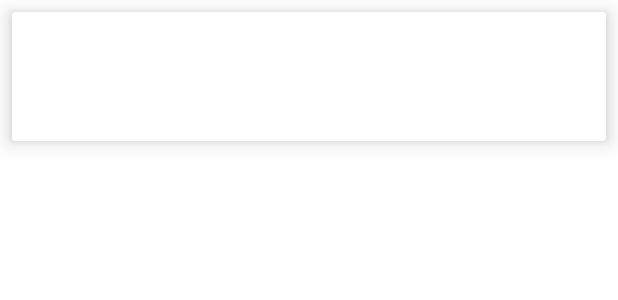
After one commit to Seydus/AutoVista, an Android app: the layout car_item.xml on its own in the app's theme, with its tools: preview values and no code run, on a phone screen of 412 x 824 dp. The commit adds this screen. Shown: the top 300 px of the screen. Run offline under Robolectric (Android 15) with nearby library versions, the phone set to English and light mode, and no system bars.

Commit message:
RecyclerView

```diff
--- a/app/src/main/java/Entity/Entity.java
+++ /dev/null
@@ -1,6 +0,0 @@
-package Entity;
-
-public interface Entity {
-    void setId(int id);
-    int getId();
-}
--- a/app/src/main/java/com/example/autovista/models/car/Car.java
+++ b/app/src/main/java/com/example/autovista/models/car/Car.java
@@ -1,6 +1,7 @@
 package com.example.autovista.models.car;
 
-import Entity.Entity;
+
+import com.example.autovista.models.Entity;
 
 public abstract class Car implements Entity {
     CarInfo info;
--- a/app/src/main/java/com/example/autovista/models/transaction/Transaction.java
+++ b/app/src/main/java/com/example/autovista/models/transaction/Transaction.java
@@ -1,6 +1,6 @@
 package com.example.autovista.models.transaction;
 
-import Entity.Entity;
+import com.example.autovista.models.Entity;
 
 public abstract class Transaction implements Entity {
     TransactionInfo info;
--- a/app/src/main/java/com/example/autovista/models/transaction/TransactionInfo.java
+++ b/app/src/main/java/com/example/autovista/models/transaction/TransactionInfo.java
@@ -1,6 +1,7 @@
 package com.example.autovista.models.transaction;
 
-import Entity.Entity;
+
+import com.example.autovista.models.Entity;
 
 public class TransactionInfo implements Entity {
     //attributes
--- a/app/src/main/java/com/example/autovista/models/user/User.java
+++ b/app/src/main/java/com/example/autovista/models/user/User.java
@@ -1,8 +1,8 @@
 package com.example.autovista.models.user;
 
-import Entity.Entity;
+import com.example.autovista.models.Entity;
 
-public class User implements Entity{
+public class User implements Entity {
     //attributes
     public enum USERTYPE {
         userRegular, userAdmin
--- /dev/null
+++ b/app/src/main/res/layout/car_item.xml
@@ -0,0 +1,25 @@
+<?xml version="1.0" encoding="utf-8"?>
+<androidx.cardview.widget.CardView android:id="@+id/main_container"
+    xmlns:android="http://schemas.android.com/apk/res/android"
+    android:layout_width="match_parent"
+    android:layout_height="wrap_content"
+    app:cardElevation="8dp"
+    android:layout_margin="8dp"
+    xmlns:app="http://schemas.android.com/apk/res-auto">
+    <LinearLayout
+        android:orientation="vertical"
+        android:layout_margin="8dp"
+        android:layout_width="match_parent"
+        android:layout_height="wrap_content"
+        android:layout_weight="2">
+
+        <TextView
+            android:id="@+id/car_item"
+            android:layout_width="match_parent"
+            android:layout_height="70dp"
+            android:maxLines="3"
+            android:textColor="@color/black"
+            android:textSize="22sp"
+            android:textStyle="bold"></TextView>
+    </LinearLayout>
+</androidx.cardview.widget.CardView>
```
Also changed, not shown: app/src/main/java/com/example/autovista/MainActivity.java (+20 -1 lines), app/src/main/java/com/example/autovista/ui/adapter/CarAdapter.java (added, +42 -0 lines), app/src/main/java/com/example/autovista/ui/adapter/CarViewHolder.java (added, +22 -0 lines), app/src/main/res/layout/activity_carlist.xml (added, +13 -0 lines).
